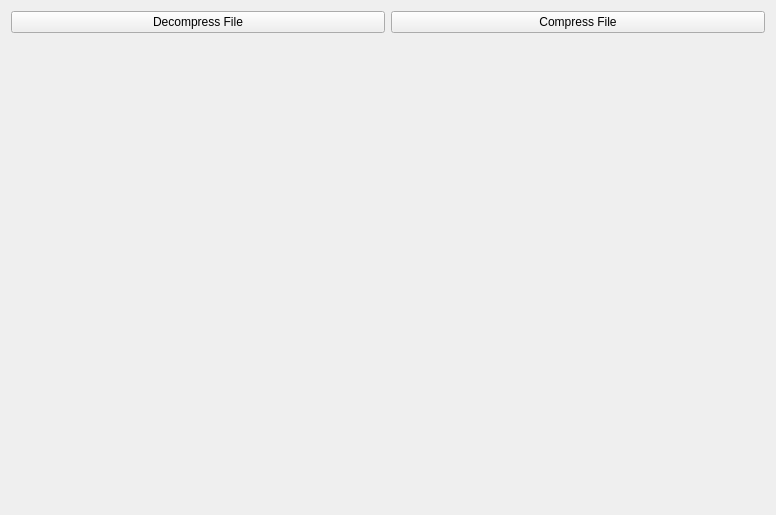
Old version of the form gcft_ui/yaz0_tab.ui in the repository LagoLunatic/GCFT.
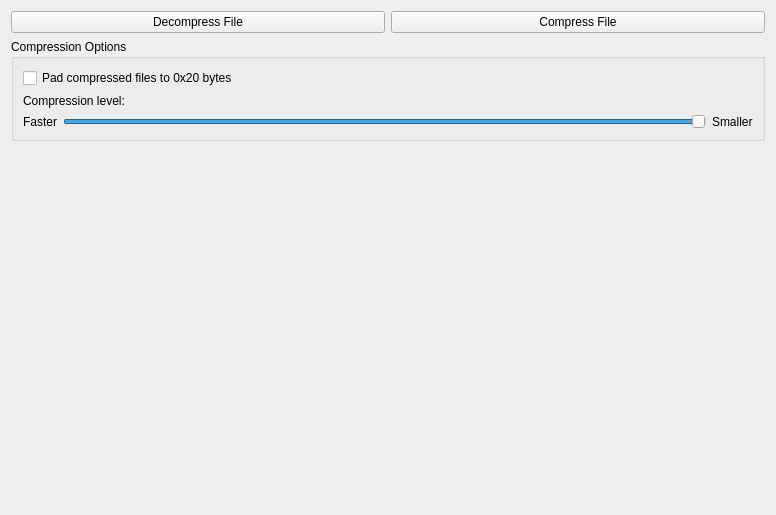
New version of the form.

Commit message:
Yaz0 tab: Add compression options, make compression more faithful
Added a slider to control the speed of compression vs how small the file gets compressed, as well as a checkbox to pad the compressed file (fixes #5). Also improved the accuracy of compression so that files generated by GCFT should now exactly match the original Nintendo compressed files, as long as you use the correct settings.

```diff
--- a/gcft_ui/yaz0_tab.ui
+++ b/gcft_ui/yaz0_tab.ui
@@ -32,6 +32,66 @@
      </item>
     </layout>
    </item>
+   <item>
+    <widget class="QGroupBox" name="groupBox">
+     <property name="title">
+      <string>Compression Options</string>
+     </property>
+     <layout class="QVBoxLayout" name="verticalLayout_2">
+      <item>
+       <widget class="QCheckBox" name="pad_compressed_files">
+        <property name="text">
+         <string>Pad compressed files to 0x20 bytes</string>
+        </property>
+       </widget>
+      </item>
+      <item>
+       <widget class="QLabel" name="label_3">
+        <property name="text">
+         <string>Compression level:</string>
+        </property>
+       </widget>
+      </item>
+      <item>
+       <layout class="QHBoxLayout" name="horizontalLayout">
+        <item>
+         <widget class="QLabel" name="label">
+          <property name="text">
+           <string>Faster</string>
+          </property>
+         </widget>
+        </item>
+        <item>
+         <widget class="QSlider" name="compression_level">
+          <property name="minimum">
+           <number>1</number>
+          </property>
+          <property name="maximum">
+           <number>16</number>
+          </property>
+          <property name="singleStep">
+           <number>1</number>
+          </property>
+          <property name="value">
+           <number>16</number>
+          </property>
+          <property name="orientation">
+           <enum>Qt::Horizontal</enum>
+          </property>
+         </widget>
+        </item>
+        <item>
+         <widget class="QLabel" name="label_2">
+          <property name="text">
+           <string>Smaller</string>
+          </property>
+         </widget>
+        </item>
+       </layout>
+      </item>
+     </layout>
+    </widget>
+   </item>
    <item>
     <spacer name="verticalSpacer">
      <property name="orientation">
```
The commit also changes 2 other files.
